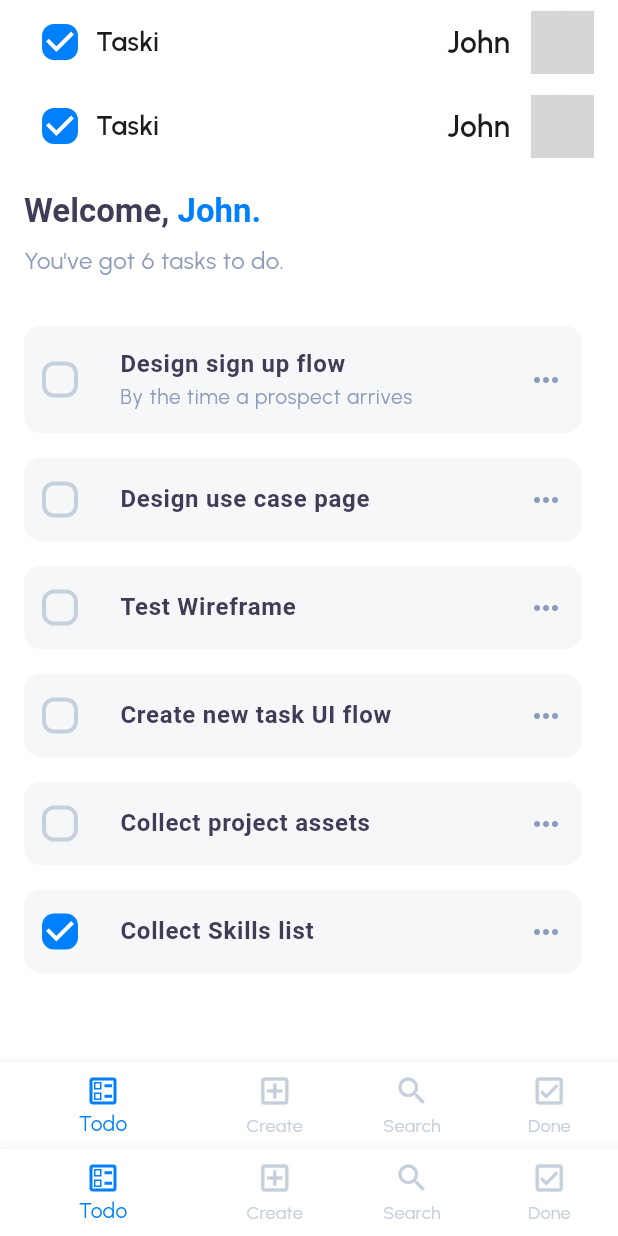
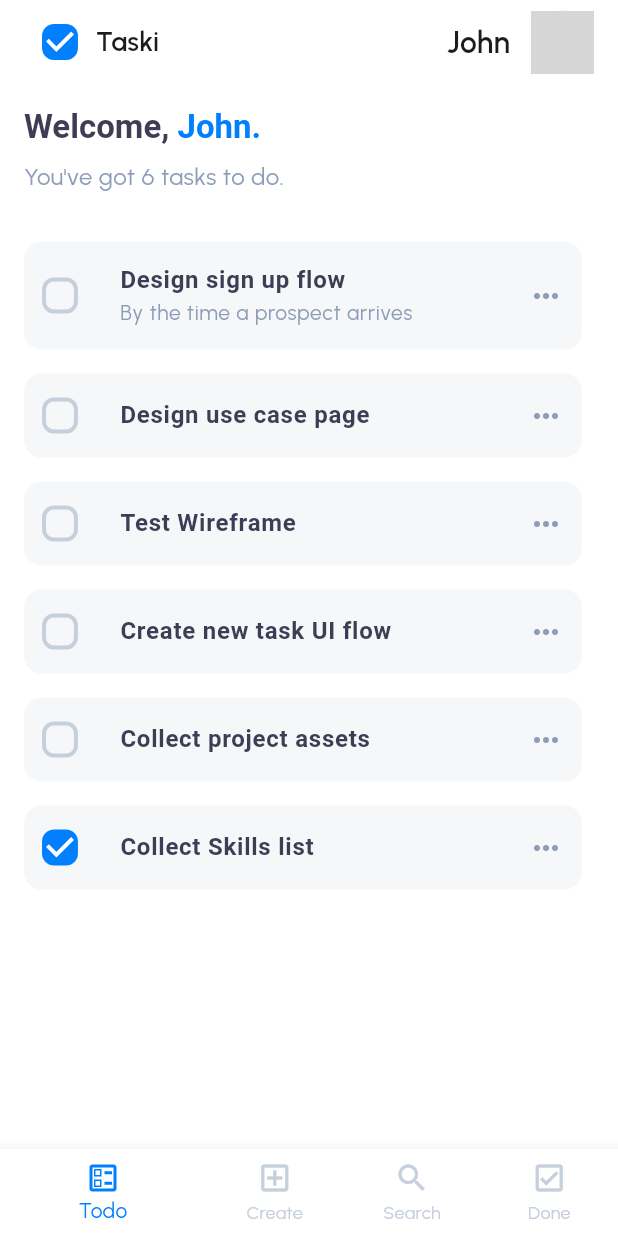
Before and after one commit to WemersonDamasceno/Taski, a Flutter app: the screen it shows after launch, on a phone screen of 412 x 824 dp. Run offline on Flutter 3.47's test engine with Material 3 defaults, Android fonts, the phone set to English and light mode, and no system bars; our stand-ins replace bloc, equatable, flutter_bloc, get_it, shimmer; network calls fail; grey boxes are pictures that could not be loaded.

Commit message:
refactor: move TaskModel to new folder and update imports

```diff
--- a/lib/src/list_task/data/mocks/tasks_mocks.dart
+++ b/lib/src/list_task/data/mocks/tasks_mocks.dart
@@ -1,4 +1,4 @@
-import 'package:taski/src/list_task/presentation/models/task_model.dart';
+import 'package:taski/src/core/models/task_model.dart';
 
 final mockListTasks = [
   TaskModel(
--- a/lib/src/list_task/domain/usecase/get_uncompleted_tasks_usecase.dart
+++ b/lib/src/list_task/domain/usecase/get_uncompleted_tasks_usecase.dart
@@ -1,7 +1,7 @@
 import 'package:taski/src/core/erros/failures.dart';
+import 'package:taski/src/core/models/task_model.dart';
 import 'package:taski/src/core/usecase/usecase.dart';
 import 'package:taski/src/list_task/data/mocks/tasks_mocks.dart';
-import 'package:taski/src/list_task/presentation/models/task_model.dart';
 
 class FetchTasksUseCase implements Usecase<List<TaskModel>, NoParams> {
   @override
--- a/lib/src/list_task/presentation/bloc/list_task_state.dart
+++ b/lib/src/list_task/presentation/bloc/list_task_state.dart
@@ -1,6 +1,6 @@
 import 'package:equatable/equatable.dart';
 import 'package:taski/src/core/enums/state_enum.dart';
-import 'package:taski/src/list_task/presentation/models/task_model.dart';
+import 'package:taski/src/core/models/task_model.dart';
 
 abstract class ListTaskState extends Equatable {
   @override
--- a/lib/src/list_task/presentation/view/list_task_view.dart
+++ b/lib/src/list_task/presentation/view/list_task_view.dart
@@ -1,9 +1,7 @@
 import 'package:flutter/material.dart';
 import 'package:flutter_bloc/flutter_bloc.dart';
 import 'package:get_it/get_it.dart';
-import 'package:taski/src/core/constants/app_colors.dart';
 import 'package:taski/src/core/enums/state_enum.dart';
-import 'package:taski/src/core/widgets/app_bar_widget.dart';
 import 'package:taski/src/list_task/presentation/bloc/list_task_bloc.dart';
 import 'package:taski/src/list_task/presentation/bloc/list_task_event.dart';
 import 'package:taski/src/list_task/presentation/bloc/list_task_state.dart';
@@ -32,13 +30,7 @@ class _ListTaskViewState extends State<ListTaskView> {
 
   @override
   Widget build(BuildContext context) {
-    return Scaffold(
-      backgroundColor: AppColors.white,
-      appBar: const PreferredSize(
-        preferredSize: Size.fromHeight(kToolbarHeight),
-        child: AppBarWidget(),
-      ),
-      body: Padding(
+    return Padding(
       padding: const EdgeInsets.all(16.0),
       child: BlocBuilder<ListTaskBloc, StateListTask>(
         bloc: _taskCubit,
@@ -58,37 +50,6 @@ class _ListTaskViewState extends State<ListTaskView> {
           }
         },
       ),
-      ),
-      bottomNavigationBar: BottomNavigationBar(
-        currentIndex: 0,
-        enableFeedback: true,
-        selectedItemColor: AppColors.blue,
-        unselectedItemColor: AppColors.mutedAzure,
-        showSelectedLabels: true,
-        showUnselectedLabels: true,
-        items: const [
-          BottomNavigationBarItem(
-            backgroundColor: AppColors.white,
-            icon: Icon(Icons.ballot_outlined),
-            label: "Todo",
-          ),
-          BottomNavigationBarItem(
-            backgroundColor: AppColors.white,
-            icon: Icon(Icons.add_box_outlined),
-            label: "Create",
-          ),
-          BottomNavigationBarItem(
-            backgroundColor: AppColors.white,
-            icon: Icon(Icons.search),
-            label: "Search",
-          ),
-          BottomNavigationBarItem(
-            backgroundColor: AppColors.white,
-            icon: Icon(Icons.check_box_outlined),
-            label: "Done",
-          ),
-        ],
-      ),
     );
   }
 }
--- a/lib/src/list_task/presentation/widgets/error_list_task_widget.dart
+++ b/lib/src/list_task/presentation/widgets/error_list_task_widget.dart
@@ -2,7 +2,7 @@ import 'package:flutter/material.dart';
 import 'package:taski/src/core/constants/app_images.dart';
 import 'package:taski/src/core/constants/app_strings.dart';
 import 'package:taski/src/core/extensions/theme_extension.dart';
-import 'package:taski/src/core/widgets/app_buttom_widget.dart';
+import 'package:taski/src/core/widgets/button/view/app_buttom_widget.dart';
 
 class ErrorListTaskWidget extends StatelessWidget {
   final Function() onPressed;
@@ -33,7 +33,7 @@ class ErrorListTaskWidget extends StatelessWidget {
             textAlign: TextAlign.center,
           ),
           const SizedBox(height: 24),
-          AppButtomWidget(
+          AppButtonWidget.filled(
             label: AppStrings.tryAgain,
             onPressed: onPressed,
             iconData: Icons.refresh,
--- a/lib/src/list_task/presentation/widgets/success_list_task_widget.dart
+++ b/lib/src/list_task/presentation/widgets/success_list_task_widget.dart
@@ -1,7 +1,7 @@
 import 'package:flutter/material.dart';
 import 'package:taski/src/core/constants/app_colors.dart';
 import 'package:taski/src/core/constants/app_strings.dart';
-import 'package:taski/src/list_task/presentation/models/task_model.dart';
+import 'package:taski/src/core/models/task_model.dart';
 import 'package:taski/src/list_task/presentation/widgets/task_item_widget.dart';
 
 class SuccessListTaskWidget extends StatefulWidget {
--- a/lib/src/list_task/presentation/widgets/task_item_widget.dart
+++ b/lib/src/list_task/presentation/widgets/task_item_widget.dart
@@ -1,7 +1,7 @@
 import 'package:flutter/material.dart';
 import 'package:taski/src/core/constants/app_colors.dart';
 import 'package:taski/src/core/extensions/theme_extension.dart';
-import 'package:taski/src/list_task/presentation/models/task_model.dart';
+import 'package:taski/src/core/models/task_model.dart';
 
 class TaskItemWidget extends StatelessWidget {
   final TaskModel task;
```
Also changed, not shown: lib/src/core/widgets/app_buttom_widget.dart (deleted, +0 -41 lines), lib/src/list_task/presentation/widgets/empty_list_task_widget.dart (+6 -3 lines), lib/src/search_task/presentation/views/search_task_page.dart (added, +12 -0 lines), lib/src/core/models/task_model.dart (renamed from lib/src/list_task/presentation/models/task_model.dart). Lines whose indentation alone changed are shown as unchanged.
